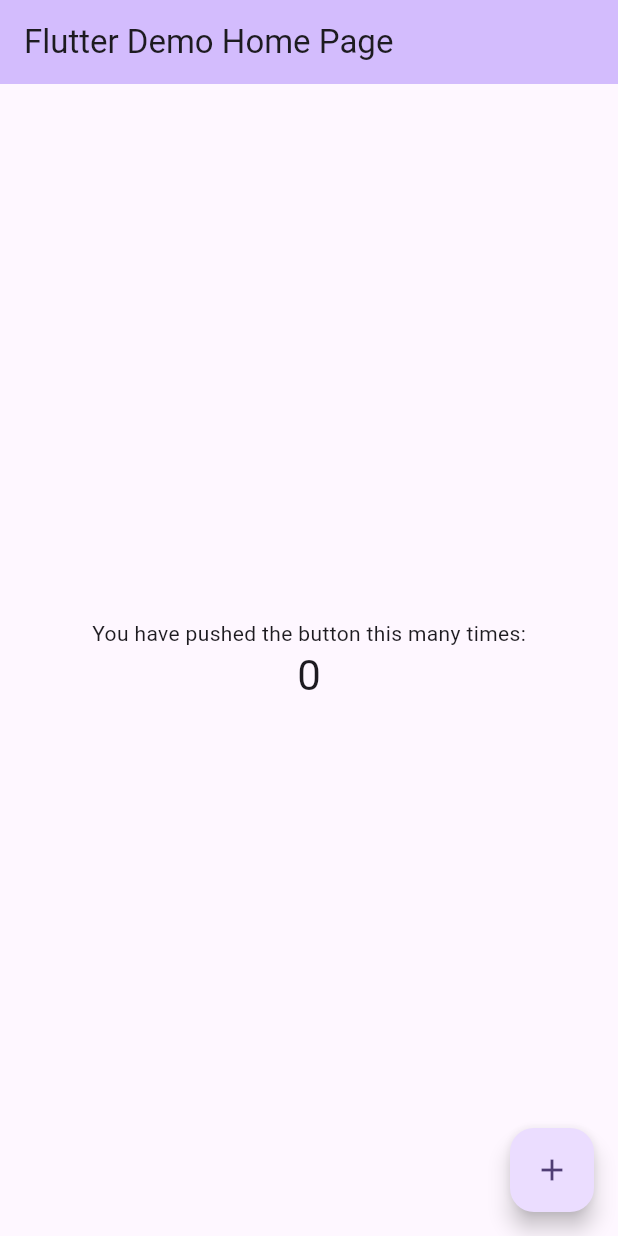
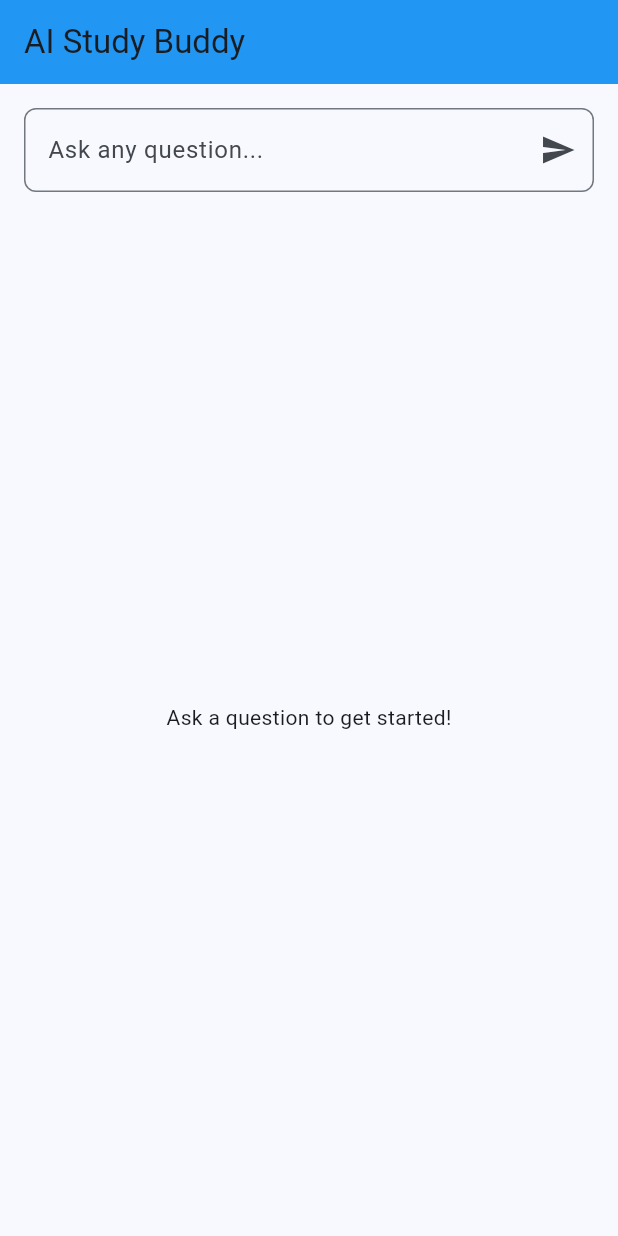
Before and after one commit to IamSmitChitroda/quiz_ai_app, a Flutter app: the screen it shows after launch, on a phone screen of 412 x 824 dp. Run offline on Flutter 3.47's test engine with Material 3 defaults, Android fonts, the light colour scheme and no system bars; our stand-ins replace flutter_bloc, flutter_markdown.

Commit message:
Complete one module

```diff
--- /dev/null
+++ b/lib/core/config/api_config.dart
@@ -0,0 +1,13 @@
+import 'environment_config.dart';
+
+class ApiConfig {
+  static String get groqApiKey => EnvironmentConfig.groqApiKey;
+  static const String groqBaseUrl =
+      'https://api.groq.com/openai/v1/chat/completions';
+  static const String defaultModel = 'openai/gpt-oss-20b';
+
+  static Map<String, String> get headers => {
+        'Authorization': 'Bearer $groqApiKey',
+        'Content-Type': 'application/json',
+      };
+}
--- /dev/null
+++ b/lib/core/config/environment_config.dart
@@ -0,0 +1,6 @@
+class EnvironmentConfig {
+  static const String groqApiKey = String.fromEnvironment(
+    'GROQ_API_KEY',
+    defaultValue: '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',
+  );
+}
--- /dev/null
+++ b/lib/features/question_answer/bloc/question_answer_bloc.dart
@@ -0,0 +1,51 @@
+import 'package:flutter_bloc/flutter_bloc.dart';
+import '../repositories/question_answer_repository.dart';
+
+// Events
+abstract class QuestionAnswerEvent {}
+
+class AskQuestion extends QuestionAnswerEvent {
+  final String question;
+  AskQuestion(this.question);
+}
+
+// States
+abstract class QuestionAnswerState {}
+
+class QuestionAnswerInitial extends QuestionAnswerState {}
+
+class QuestionAnswerLoading extends QuestionAnswerState {}
+
+class QuestionAnswerSuccess extends QuestionAnswerState {
+  final String question;
+  final String answer;
+  QuestionAnswerSuccess({required this.question, required this.answer});
+}
+
+class QuestionAnswerError extends QuestionAnswerState {
+  final String message;
+  QuestionAnswerError(this.message);
+}
+
+// Bloc
+class QuestionAnswerBloc
+    extends Bloc<QuestionAnswerEvent, QuestionAnswerState> {
+  final QuestionAnswerRepository repository;
+
+  QuestionAnswerBloc({required this.repository})
+      : super(QuestionAnswerInitial()) {
+    on<AskQuestion>(_onAskQuestion);
+  }
+
+  Future<void> _onAskQuestion(
+      AskQuestion event, Emitter<QuestionAnswerState> emit) async {
+    emit(QuestionAnswerLoading());
+
+    try {
+      final answer = await repository.getAnswer(event.question);
+      emit(QuestionAnswerSuccess(question: event.question, answer: answer));
+    } catch (e) {
+      emit(QuestionAnswerError(e.toString()));
+    }
+  }
+}
--- /dev/null
+++ b/lib/features/question_answer/models/question.dart
@@ -0,0 +1,27 @@
+class Question {
+  final String question;
+  final String answer;
+  final DateTime timestamp;
+
+  Question({
+    required this.question,
+    required this.answer,
+    required this.timestamp,
+  });
+
+  Map<String, dynamic> toJson() {
+    return {
+      'question': question,
+      'answer': answer,
+      'timestamp': timestamp.toIso8601String(),
+    };
+  }
+
+  factory Question.fromJson(Map<String, dynamic> json) {
+    return Question(
+      question: json['question'] as String,
+      answer: json['answer'] as String,
+      timestamp: DateTime.parse(json['timestamp'] as String),
+    );
+  }
+}
--- /dev/null
+++ b/lib/features/question_answer/presentation/question_answer_screen.dart
@@ -0,0 +1,109 @@
+import 'package:flutter/material.dart';
+import 'package:flutter_bloc/flutter_bloc.dart';
+import 'package:flutter_markdown/flutter_markdown.dart';
+import '../bloc/question_answer_bloc.dart';
+import '../repositories/question_answer_repository.dart';
+
+class QuestionAnswerScreen extends StatelessWidget {
+  const QuestionAnswerScreen({super.key});
+
+  @override
+  Widget build(BuildContext context) {
+    return BlocProvider(
+      create: (context) => QuestionAnswerBloc(
+        repository: QuestionAnswerRepository(),
+      ),
+      child: const QuestionAnswerView(),
+    );
+  }
+}
+
+class QuestionAnswerView extends StatefulWidget {
+  const QuestionAnswerView({super.key});
+
+  @override
+  State<QuestionAnswerView> createState() => _QuestionAnswerViewState();
+}
+
+class _QuestionAnswerViewState extends State<QuestionAnswerView> {
+  final _questionController = TextEditingController();
+
+  @override
+  void dispose() {
+    _questionController.dispose();
+    super.dispose();
+  }
+
+  @override
+  Widget build(BuildContext context) {
+    return Padding(
+      padding: const EdgeInsets.all(16.0),
+      child: Column(
+        children: [
+          TextField(
+            controller: _questionController,
+            decoration: InputDecoration(
+              hintText: 'Ask any question...',
+              border: OutlineInputBorder(
+                borderRadius: BorderRadius.circular(8),
+              ),
+              suffixIcon: IconButton(
+                icon: const Icon(Icons.send),
+                onPressed: () {
+                  if (_questionController.text.isNotEmpty) {
+                    context.read<QuestionAnswerBloc>().add(
+                          AskQuestion(_questionController.text),
+                        );
+                    _questionController.clear();
+                  }
+                },
+              ),
+            ),
+            maxLines: 3,
+            minLines: 1,
+          ),
+          const SizedBox(height: 20),
+          Expanded(
+            child: BlocBuilder<QuestionAnswerBloc, QuestionAnswerState>(
+              builder: (context, state) {
+                if (state is QuestionAnswerLoading) {
+                  return const Center(child: CircularProgressIndicator());
+                } else if (state is QuestionAnswerSuccess) {
+                  return SingleChildScrollView(
+                    child: Column(
+                      crossAxisAlignment: CrossAxisAlignment.start,
+                      children: [
+                        Text(
+                          'Q: ${state.question}',
+                          style:
+                              Theme.of(context).textTheme.titleMedium?.copyWith(
+                                    fontWeight: FontWeight.bold,
+                                  ),
+                        ),
+                        const SizedBox(height: 8),
+                        MarkdownBody(
+                          data: state.answer,
+                          selectable: true,
+                        ),
+                      ],
+                    ),
+                  );
+                } else if (state is QuestionAnswerError) {
+                  return Center(
+                    child: Text(
+                      'Error: ${state.message}',
+                      style: const TextStyle(color: Colors.red),
+                    ),
+                  );
+                }
+                return const Center(
+                  child: Text('Ask a question to get started!'),
+                );
+              },
+            ),
+          ),
+        ],
+      ),
+    );
+  }
+}
--- /dev/null
+++ b/lib/features/question_answer/repositories/question_answer_repository.dart
@@ -0,0 +1,55 @@
+import 'dart:convert';
+import 'package:http/http.dart' as http;
+import '../../../core/config/api_config.dart';
+import '../models/question.dart';
+
+class QuestionAnswerRepository {
+  final http.Client _client;
+  final String _baseUrl;
+
+  QuestionAnswerRepository()
+      : _client = http.Client(),
+        _baseUrl = ApiConfig.groqBaseUrl;
+
+  Future<String> getAnswer(String question) async {
+    try {
+      final response = await _client.post(
+        Uri.parse(_baseUrl),
+        headers: ApiConfig.headers,
+        body: jsonEncode({
+          'model': ApiConfig.defaultModel,
+          "reasoning_effort": "high",
+          'messages': [
+            {
+              'role': 'system',
+              'content':
+                  'You are a friendly and patient tutor. Explain concepts clearly and avoid technical jargon unless necessary. Keep answers concise but informative.',
+            },
+            {
+              'role': 'user',
+              'content': question,
+            },
+          ],
+          'temperature': 0.7,
+          'max_tokens': 1000,
+        }),
+      );
+
+      if (response.statusCode == 200) {
+        final data = jsonDecode(response.body);
+        final answer = data['choices'][0]['message']['content'] as String;
+        return answer.trim();
+      } else {
+        throw http.ClientException(
+          'Failed to get answer. Status code: ${response.statusCode}',
+        );
+      }
+    } catch (e) {
+      throw Exception('Error getting answer: $e');
+    }
+  }
+
+  void dispose() {
+    _client.close();
+  }
+}
--- a/lib/main.dart
+++ b/lib/main.dart
@@ -1,4 +1,5 @@
 import 'package:flutter/material.dart';
+import 'features/question_answer/presentation/question_answer_screen.dart';
 
 void main() {
   runApp(const MyApp());
@@ -7,119 +8,21 @@
 class MyApp extends StatelessWidget {
   const MyApp({super.key});
 
-  // This widget is the root of your application.
   @override
   Widget build(BuildContext context) {
     return MaterialApp(
-      title: 'Flutter Demo',
+      title: 'AI Study Buddy',
       theme: ThemeData(
-        // This is the theme of your application.
-        //
-        // TRY THIS: Try running your application with "flutter run". You'll see
-        // the application has a purple toolbar. Then, without quitting the app,
-        // try changing the seedColor in the colorScheme below to Colors.green
-        // and then invoke "hot reload" (save your changes or press the "hot
-        // reload" button in a Flutter-supported IDE, or press "r" if you used
-        // the command line to start the app).
-        //
-        // Notice that the counter didn't reset back to zero; the application
-        // state is not lost during the reload. To reset the state, use hot
-        // restart instead.
-        //
-        // This works for code too, not just values: Most code changes can be
-        // tested with just a hot reload.
-        colorScheme: ColorScheme.fromSeed(seedColor: Colors.deepPurple),
+        colorScheme: ColorScheme.fromSeed(seedColor: Colors.blue),
         useMaterial3: true,
       ),
-      home: const MyHomePage(title: 'Flutter Demo Home Page'),
+      home: Scaffold(
+        appBar: AppBar(
+          title: const Text('AI Study Buddy'),
+          backgroundColor: Colors.blue,
+        ),
+        body: const QuestionAnswerScreen(),
+      ),
     );
   }
 }
-
-class MyHomePage extends StatefulWidget {
-  const MyHomePage({super.key, required this.title});
-
-  // This widget is the home page of your application. It is stateful, meaning
-  // that it has a State object (defined below) that contains fields that affect
-  // how it looks.
-
-  // This class is the configuration for the state. It holds the values (in this
-  // case the title) provided by the parent (in this case the App widget) and
-  // used by the build method of the State. Fields in a Widget subclass are
-  // always marked "final".
-
-  final String title;
-
-  @override
-  State<MyHomePage> createState() => _MyHomePageState();
-}
-
-class _MyHomePageState extends State<MyHomePage> {
-  int _counter = 0;
-
-  void _incrementCounter() {
-    setState(() {
-      // This call to setState tells the Flutter framework that something has
-      // changed in this State, which causes it to rerun the build method below
-      // so that the display can reflect the updated values. If we changed
-      // _counter without calling setState(), then the build method would not be
-      // called again, and so nothing would appear to happen.
-      _counter++;
-    });
-  }
-
-  @override
-  Widget build(BuildContext context) {
-    // This method is rerun every time setState is called, for instance as done
-    // by the _incrementCounter method above.
-    //
-    // The Flutter framework has been optimized to make rerunning build methods
-    // fast, so that you can just rebuild anything that needs updating rather
-    // than having to individually change instances of widgets.
-    return Scaffold(
-      appBar: AppBar(
-        // TRY THIS: Try changing the color here to a specific color (to
-        // Colors.amber, perhaps?) and trigger a hot reload to see the AppBar
-        // change color while the other colors stay the same.
-        backgroundColor: Theme.of(context).colorScheme.inversePrimary,
-        // Here we take the value from the MyHomePage object that was created by
-        // the App.build method, and use it to set our appbar title.
-        title: Text(widget.title),
-      ),
-      body: Center(
-        // Center is a layout widget. It takes a single child and positions it
-        // in the middle of the parent.
-        child: Column(
-          // Column is also a layout widget. It takes a list of children and
-          // arranges them vertically. By default, it sizes itself to fit its
-          // children horizontally, and tries to be as tall as its parent.
-          //
-          // Column has various properties to control how it sizes itself and
-          // how it positions its children. Here we use mainAxisAlignment to
-          // center the children vertically; the main axis here is the vertical
-          // axis because Columns are vertical (the cross axis would be
-          // horizontal).
-          //
-          // TRY THIS: Invoke "debug painting" (choose the "Toggle Debug Paint"
-          // action in the IDE, or press "p" in the console), to see the
-          // wireframe for each widget.
-          mainAxisAlignment: MainAxisAlignment.center,
-          children: <Widget>[
-            const Text(
-              'You have pushed the button this many times:',
-            ),
-            Text(
-              '$_counter',
-              style: Theme.of(context).textTheme.headlineMedium,
-            ),
-          ],
-        ),
-      ),
-      floatingActionButton: FloatingActionButton(
-        onPressed: _incrementCounter,
-        tooltip: 'Increment',
-        child: const Icon(Icons.add),
-      ), // This trailing comma makes auto-formatting nicer for build methods.
-    );
-  }
-}
```
Also changed, not shown: pubspec.yaml (+19 -3 lines), pubspec.lock, 1 other file.
